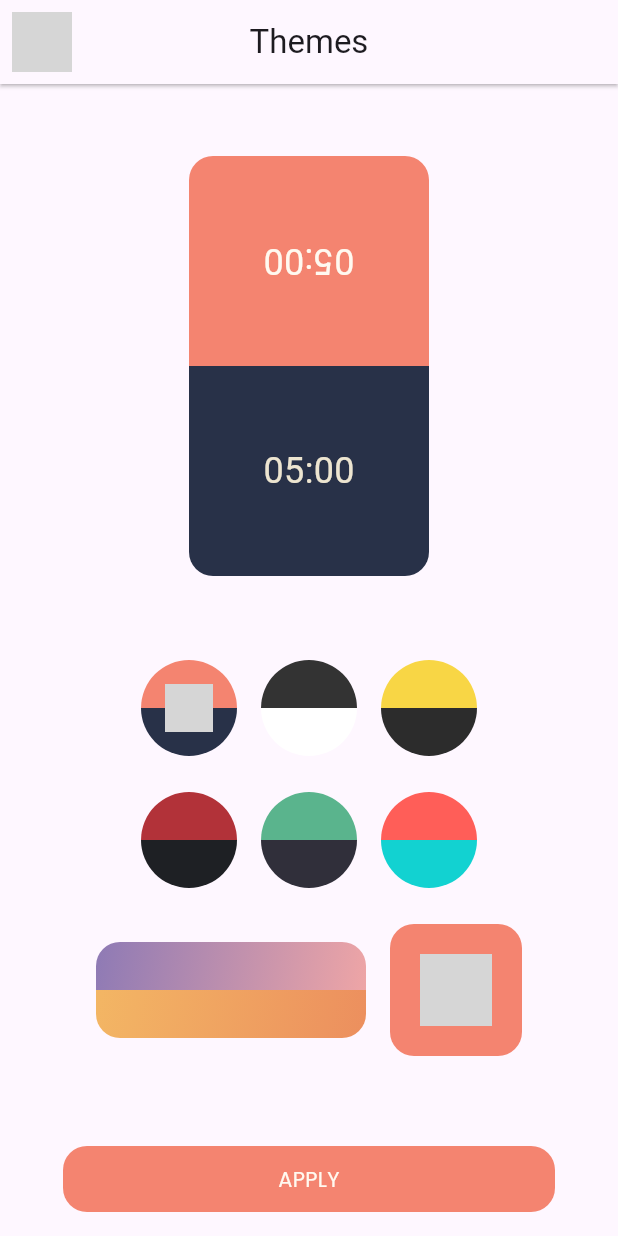
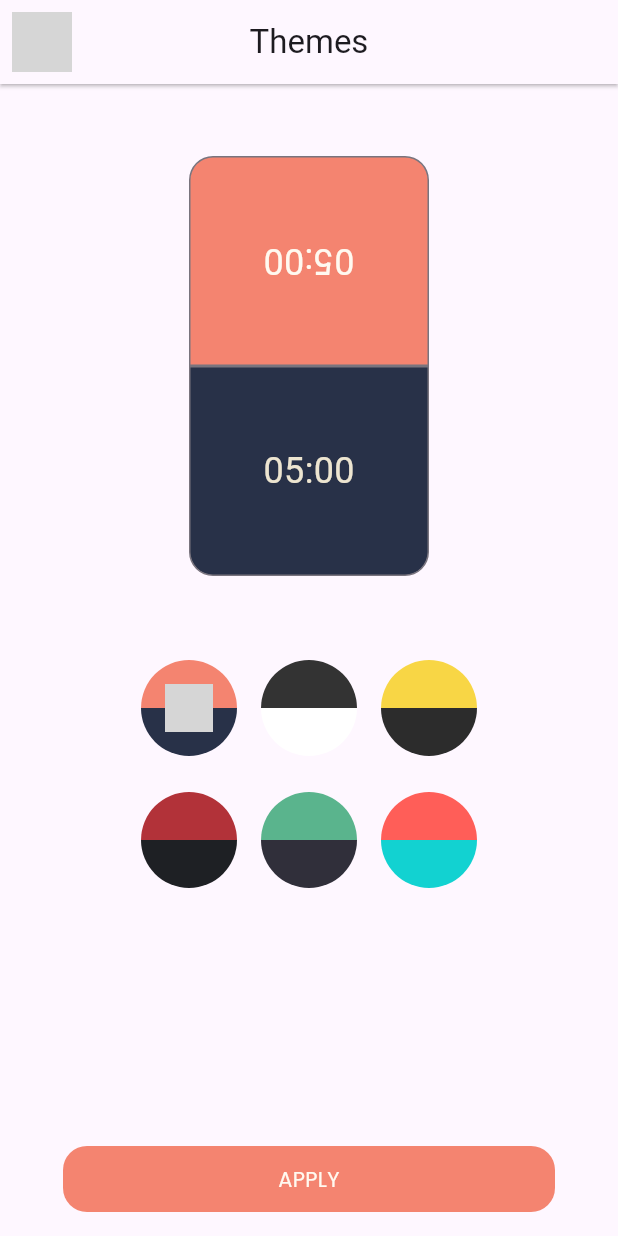
Before and after one commit to baolhq/tempo, a Flutter app: the ThemePickerScreen screen opened directly, on a phone screen of 412 x 824 dp. Run offline on Flutter 3.47's test engine with Material 3 defaults, Android fonts, the phone set to English and light mode, and no system bars; our stand-ins replace adaptive_theme, fluttertoast, google_fonts, google_mobile_ads, shared_preferences; missing offline and left inert: iconify_flutter; accounts and stored records are empty; generated files the repository leaves out were written again; grey boxes are pictures that could not be loaded.

Commit message:
added ads, toast, update fonts

```diff
--- a/lib/components/timer_subtext.dart
+++ b/lib/components/timer_subtext.dart
@@ -1,4 +1,5 @@
 import 'package:flutter/material.dart';
+import 'package:google_fonts/google_fonts.dart';
 
 class TimerSubText extends StatelessWidget {
   const TimerSubText(
@@ -22,7 +23,10 @@ class TimerSubText extends StatelessWidget {
       duration: const Duration(milliseconds: 200),
       child: Text(
         text,
-        style: TextStyle(fontSize: 16, color: color),
+        style: TextStyle(
+            fontSize: 16,
+            color: color,
+            fontFamily: GoogleFonts.jetBrainsMono().fontFamily),
       ),
     );
   }
--- a/lib/components/timer_text.dart
+++ b/lib/components/timer_text.dart
@@ -18,7 +18,7 @@ class TimerText extends StatelessWidget {
       style: TextStyle(
           fontSize: 64,
           color: color,
-          fontFamily: GoogleFonts.poppins().fontFamily),
+          fontFamily: GoogleFonts.jetBrainsMono().fontFamily),
     );
   }
 }
--- a/lib/l10n/app_en.arb
+++ b/lib/l10n/app_en.arb
@@ -11,5 +11,7 @@
   "becomeAMember": "Become a member",
   "memberSubtitle": "Remove ads, get your exclusive features now!",
   "initialTimer": "Initial timer (minutes)",
-  "bonusTime": "Bonus time (seconds)"
+  "bonusTime": "Bonus time (seconds)",
+  "themeApplied": "Theme applied",
+  "underConstruction": "This feature is under construction"
 }
--- a/lib/l10n/app_vi.arb
+++ b/lib/l10n/app_vi.arb
@@ -11,5 +11,7 @@
   "becomeAMember": "Trở thành thành viên",
   "memberSubtitle": "Loại bỏ quảng cáo, mở khoá các tính năng trả phí ngay!",
   "initialTimer": "Thời gian gốc (phút)",
-  "bonusTime": "Thời gian thưởng (giây)"
+  "bonusTime": "Thời gian thưởng (giây)",
+  "themeApplied": "Đã áp dụng",
+  "underConstruction": "Tính năng này đang được xây dựng"
 }
--- a/lib/main.dart
+++ b/lib/main.dart
@@ -1,5 +1,6 @@
 import 'package:adaptive_theme/adaptive_theme.dart';
 import 'package:flutter/material.dart';
+import 'package:google_mobile_ads/google_mobile_ads.dart';
 import 'package:flutter_localizations/flutter_localizations.dart';
 import 'package:flutter_gen/gen_l10n/app_localizations.dart';
 import 'package:shared_preferences/shared_preferences.dart';
@@ -8,6 +9,9 @@ import 'package:tempo/utils/prefs.dart';
 
 void main() async {
   WidgetsFlutterBinding.ensureInitialized();
+
+  MobileAds.instance.initialize();
+
   final savedThemeMode =
       await AdaptiveTheme.getThemeMode() ?? AdaptiveThemeMode.light;
 
--- a/lib/models/timer_option.dart
+++ b/lib/models/timer_option.dart
@@ -6,7 +6,7 @@ class TimerOption {
 
   @override
   String toString() {
-    return "${initialTime.inMinutes} + ${bonusTime.inMinutes}";
+    return "${initialTime.inMinutes} + ${bonusTime.inSeconds}";
   }
 
   factory TimerOption.fromJson(Map<String, dynamic> json) {
--- a/lib/screens/theme_picker_screen.dart
+++ b/lib/screens/theme_picker_screen.dart
@@ -1,15 +1,19 @@
 import 'dart:convert';
+import 'dart:io';
 
 import 'package:flutter/material.dart';
 import 'package:flutter/services.dart';
 import 'package:google_fonts/google_fonts.dart';
+import 'package:google_mobile_ads/google_mobile_ads.dart';
 import 'package:iconify_flutter/iconify_flutter.dart';
 import 'package:iconify_flutter/icons/ci.dart';
 import 'package:shared_preferences/shared_preferences.dart';
 import 'package:tempo/models/palette.dart';
+import 'package:tempo/utils/core.dart';
 import 'package:tempo/utils/prefs.dart';
 import 'package:tempo/utils/themes.dart';
 import 'package:flutter_gen/gen_l10n/app_localizations.dart';
+import 'package:fluttertoast/fluttertoast.dart';
 import 'dart:math' as math;
 
 class ThemePickerScreen extends StatefulWidget {
@@ -22,6 +26,10 @@ class ThemePickerScreen extends StatefulWidget {
 class _ThemePickerScreenState extends State<ThemePickerScreen> {
   var _palette = Themes.blackPink;
   SharedPreferences? _prefs;
+
+  final adUnitId = Platform.isAndroid
+      ? 'ca-app-pub-3940256099942544/1033173712'
+      : 'ca-app-pub-3940256099942544/4411468910';
 
   @override
   void initState() {
@@ -77,6 +85,7 @@ class _ThemePickerScreenState extends State<ThemePickerScreen> {
       child: Container(
         alignment: Alignment.center,
         decoration: BoxDecoration(
+            border: Border.all(color: Theme.of(context).dividerColor),
             borderRadius: BorderRadius.only(
               topLeft: Radius.circular(topLeftRadius),
               topRight: Radius.circular(topRightRadius),
@@ -147,7 +156,7 @@ class _ThemePickerScreenState extends State<ThemePickerScreen> {
                             shape: BoxShape.circle),
                         child: Iconify(
                           Ci.check,
-                          color: Theme.of(context).colorScheme.onBackground,
+                          color: Theme.of(context).colorScheme.onSurface,
                         )))
             ]),
           ),
@@ -162,6 +171,7 @@ class _ThemePickerScreenState extends State<ThemePickerScreen> {
       margin: const EdgeInsets.only(bottom: 16),
       child: InkWell(
         onTap: () async {
+          _loadAd();
           await _savePalette();
         },
         borderRadius: BorderRadius.circular(16),
@@ -184,6 +194,27 @@ class _ThemePickerScreenState extends State<ThemePickerScreen> {
     );
   }
 
+  void _loadAd() {
+    InterstitialAd.load(
+        adUnitId: adUnitId,
+        request: const AdRequest(),
+        adLoadCallback: InterstitialAdLoadCallback(
+          onAdLoaded: (ad) {
+            debugPrint('$ad loaded.');
+
+            ad.fullScreenContentCallback =
+                FullScreenContentCallback(onAdDismissedFullScreenContent: (_) {
+              Core.showToast(
+                  mounted, context, AppLocalizations.of(context)!.themeApplied);
+            });
+            ad.show();
+          },
+          onAdFailedToLoad: (LoadAdError error) {
+            debugPrint('InterstitialAd failed to load: $error');
+          },
+        ));
+  }
+
   @override
   Widget build(BuildContext context) {
     return Scaffold(
@@ -192,7 +223,7 @@ class _ThemePickerScreenState extends State<ThemePickerScreen> {
           onPressed: () => Navigator.of(context).pop(),
           icon: Iconify(
             Ci.chevron_left,
-            color: Theme.of(context).colorScheme.onBackground,
+            color: Theme.of(context).colorScheme.onSurface,
           ),
         ),
         title: Text(
@@ -247,70 +278,6 @@ class _ThemePickerScreenState extends State<ThemePickerScreen> {
             ],
           ),
         ),
-        Row(
-          mainAxisAlignment: MainAxisAlignment.center,
-          children: [
-            Padding(
-              padding: const EdgeInsets.only(right: 16),
-              child: GestureDetector(
-                onTap: () {},
-                child: SizedBox(
-                  height: 64,
-                  width: 180,
-                  child: Column(
-                    children: [
-                      Expanded(
-                          child: Container(
-                        decoration: const BoxDecoration(
-                            borderRadius: BorderRadius.only(
-                                topLeft: Radius.circular(16),
-                                topRight: Radius.circular(16)),
-                            gradient: LinearGradient(
-                                begin: Alignment.topLeft,
-                                end: Alignment.bottomRight,
-                                colors: [
-                                  Color(0xFF8E7AB5),
-                                  Color(0xFFEEA5A6)
-                                ])),
-                      )),
-                      Expanded(
-                          child: Container(
-                        decoration: const BoxDecoration(
-                            borderRadius: BorderRadius.only(
-                                bottomLeft: Radius.circular(16),
-                                bottomRight: Radius.circular(16)),
-                            gradient: LinearGradient(
-                                begin: Alignment.bottomRight,
-                                end: Alignment.topLeft,
-                                colors: [
-                                  Color(0xFFEC8F5E),
-                                  Color(0xFFF3B664)
-                                ])),
-                      ))
-                    ],
-                  ),
-                ),
-              ),
-            ),
-            InkWell(
-              onTap: () {},
-              borderRadius: BorderRadius.circular(16),
-              child: Ink(
-                decoration: BoxDecoration(
-                  borderRadius: BorderRadius.circular(16),
-                  color: _palette.topBgColor,
-                ),
-                child: Padding(
-                  padding: const EdgeInsets.all(20),
-                  child: Iconify(
-                    Ci.sketch,
-                    color: _palette.topTextColor,
-                  ),
-                ),
-              ),
-            )
-          ],
-        ),
         Expanded(
           child: Stack(
             children: [
--- a/pubspec.yaml
+++ b/pubspec.yaml
@@ -11,15 +11,17 @@ dependencies:
     sdk: flutter
   flutter_localizations:
     sdk: flutter
+  fluttertoast: ^8.2.8
   iconify_flutter: ^0.0.5
   shared_preferences: ^2.2.2
   adaptive_theme: ^3.6.0
-  intl: ^0.18.1
+  intl: ^0.19.0
   google_fonts: ^6.1.0
   flutter_multi_formatter: ^2.12.4
+  google_mobile_ads: ^5.1.0
 
 dev_dependencies:
-  flutter_lints: ^3.0.1
+  flutter_lints: ^4.0.0
   flutter_launcher_icons: "^0.13.1"
 
 flutter:
```
Also changed, not shown: lib/components/membership.dart (+6 -2 lines), lib/screens/clock_screen.dart (+6 -3 lines), lib/screens/option_screen.dart (+14 -6 lines), lib/utils/core.dart (added, +17 -0 lines), pubspec.lock, 2 other files.
